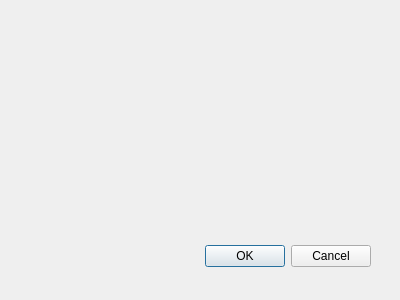
Old version of the form app/form/objectdetection/haff/haffconfigdialog.ui in the repository FormSeher/formseher.
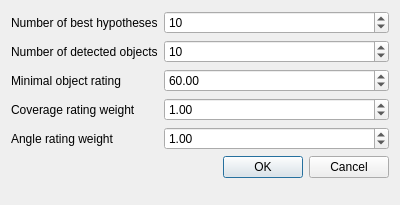
New version of the form.

Commit message: Added Haff configuration to GUI. Closes #86.

Patch:
```diff
--- a/app/form/objectdetection/haff/haffconfigdialog.ui
+++ b/app/form/objectdetection/haff/haffconfigdialog.ui
@@ -9,28 +9,124 @@
     <x>0</x>
     <y>0</y>
     <width>400</width>
-    <height>300</height>
+    <height>205</height>
    </rect>
   </property>
   <property name="windowTitle">
    <string>Dialog</string>
   </property>
-  <widget class="QDialogButtonBox" name="buttonBox">
-   <property name="geometry">
-    <rect>
-     <x>30</x>
-     <y>240</y>
-     <width>341</width>
-     <height>32</height>
-    </rect>
-   </property>
-   <property name="orientation">
-    <enum>Qt::Horizontal</enum>
-   </property>
-   <property name="standardButtons">
-    <set>QDialogButtonBox::Cancel|QDialogButtonBox::Ok</set>
-   </property>
-  </widget>
+  <layout class="QFormLayout" name="formLayout">
+   <item row="0" column="0">
+    <widget class="QLabel" name="labelHypotheses">
+     <property name="text">
+      <string>Number of best hypotheses</string>
+     </property>
+    </widget>
+   </item>
+   <item row="0" column="1">
+    <widget class="QSpinBox" name="numberOfBestHypotheses">
+     <property name="minimum">
+      <number>1</number>
+     </property>
+     <property name="maximum">
+      <number>999</number>
+     </property>
+     <property name="value">
+      <number>10</number>
+     </property>
+    </widget>
+   </item>
+   <item row="1" column="0">
+    <widget class="QLabel" name="labelObjects">
+     <property name="text">
+      <string>Number of detected objects</string>
+     </property>
+    </widget>
+   </item>
+   <item row="1" column="1">
+    <widget class="QSpinBox" name="numberOfDetectedObjects">
+     <property name="minimum">
+      <number>1</number>
+     </property>
+     <property name="maximum">
+      <number>999</number>
+     </property>
+     <property name="value">
+      <number>10</number>
+     </property>
+    </widget>
+   </item>
+   <item row="2" column="0">
+    <widget class="QLabel" name="labelRating">
+     <property name="text">
+      <string>Minimal object rating</string>
+     </property>
+    </widget>
+   </item>
+   <item row="2" column="1">
+    <widget class="QDoubleSpinBox" name="minimalObjectRating">
+     <property name="maximum">
+      <double>100.000000000000000</double>
+     </property>
+     <property name="singleStep">
+      <double>0.500000000000000</double>
+     </property>
+     <property name="value">
+      <double>60.000000000000000</double>
+     </property>
+    </widget>
+   </item>
+   <item row="3" column="0">
+    <widget class="QLabel" name="labelCover">
+     <property name="text">
+      <string>Coverage rating weight</string>
+     </property>
+    </widget>
+   </item>
+   <item row="3" column="1">
+    <widget class="QDoubleSpinBox" name="coverWeight">
+     <property name="minimum">
+      <double>0.000000000000000</double>
+     </property>
+     <property name="singleStep">
+      <double>0.010000000000000</double>
+     </property>
+     <property name="value">
+      <double>1.000000000000000</double>
+     </property>
+    </widget>
+   </item>
+   <item row="4" column="0">
+    <widget class="QLabel" name="labelAngle">
+     <property name="text">
+      <string>Angle rating weight</string>
+     </property>
+    </widget>
+   </item>
+   <item row="4" column="1">
+    <widget class="QDoubleSpinBox" name="angleWeight">
+     <property name="minimum">
+      <double>0.000000000000000</double>
+     </property>
+     <property name="singleStep">
+      <double>0.010000000000000</double>
+     </property>
+     <property name="value">
+      <double>1.000000000000000</double>
+     </property>
+    </widget>
+   </item>
+   <item row="5" column="0" colspan="2">
+    <widget class="QDialogButtonBox" name="buttonBox">
+     <property name="orientation">
+      <enum>Qt::Horizontal</enum>
+     </property>
+     <property name="standardButtons">
+      <set>QDialogButtonBox::Cancel|QDialogButtonBox::Ok</set>
+     </property>
+    </widget>
+   </item>
+  </layout>
  </widget>
  <pixmapfunction/>
  <resources/>
```
Left out of the diff: 5 changed lines with no effect on the pictures. The commit also changes 5 other files.
